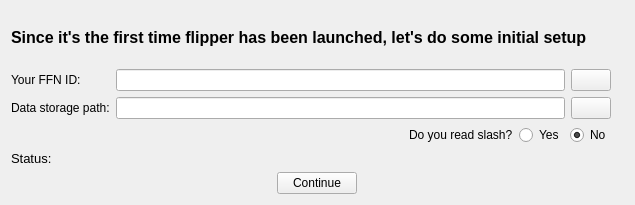
First picture: the form in UI/initialsetupdialog.ui, repository Zeks/flipper, before the edit.
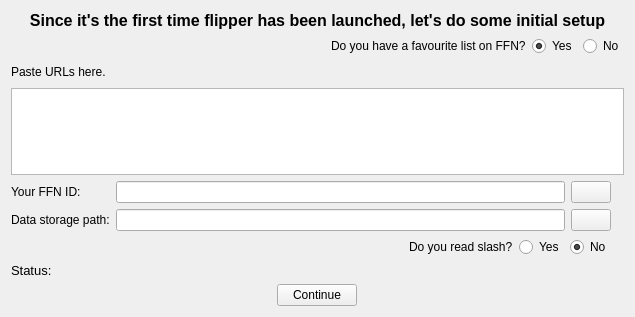
Second picture: the form after the edit. Icons and pictures are not drawn.

What changed in the file:
```diff
--- a/UI/initialsetupdialog.ui
+++ b/UI/initialsetupdialog.ui
@@ -7,17 +7,23 @@
     <x>0</x>
     <y>0</y>
     <width>635</width>
-    <height>205</height>
+    <height>317</height>
    </rect>
   </property>
+  <property name="sizePolicy">
+   <sizepolicy hsizetype="Preferred" vsizetype="Maximum">
+    <horstretch>0</horstretch>
+    <verstretch>0</verstretch>
+   </sizepolicy>
+  </property>
   <property name="windowTitle">
    <string>Form</string>
   </property>
-  <layout class="QGridLayout" name="gridLayout_2">
+  <layout class="QGridLayout" name="gridLayout_3">
    <item row="0" column="0" colspan="3">
     <widget class="QLabel" name="lblInfo">
      <property name="sizePolicy">
-      <sizepolicy hsizetype="Preferred" vsizetype="MinimumExpanding">
+      <sizepolicy hsizetype="Preferred" vsizetype="Maximum">
        <horstretch>0</horstretch>
        <verstretch>0</verstretch>
       </sizepolicy>
@@ -32,107 +38,141 @@
      <property name="text">
       <string>Since it's the first time flipper has been launched, let's do some initial setup</string>
      </property>
-    </widget>
-   </item>
-   <item row="3" column="0" colspan="3">
-    <widget class="QLabel" name="lblStatus">
-     <property name="sizePolicy">
-      <sizepolicy hsizetype="Preferred" vsizetype="Maximum">
-       <horstretch>0</horstretch>
-       <verstretch>0</verstretch>
-      </sizepolicy>
+     <property name="alignment">
+      <set>Qt::AlignCenter</set>
      </property>
-     <property name="font">
-      <font>
-       <pointsize>10</pointsize>
-      </font>
-     </property>
-     <property name="text">
-      <string>Status: </string>
-     </property>
     </widget>
    </item>
-   <item row="4" column="0">
-    <spacer name="horizontalSpacer">
-     <property name="orientation">
-      <enum>Qt::Horizontal</enum>
-     </property>
-     <property name="sizeHint" stdset="0">
-      <size>
-       <width>262</width>
-       <height>20</height>
-      </size>
-     </property>
-    </spacer>
-   </item>
-   <item row="4" column="1">
-    <widget class="QPushButton" name="pbPerformInit">
-     <property name="sizePolicy">
-      <sizepolicy hsizetype="Minimum" vsizetype="Maximum">
-       <horstretch>0</horstretch>
-       <verstretch>0</verstretch>
-      </sizepolicy>
-     </property>
-     <property name="text">
-      <string>Continue</string>
-     </property>
-    </widget>
-   </item>
-   <item row="4" column="2">
-    <spacer name="horizontalSpacer_2">
-     <property name="orientation">
-      <enum>Qt::Horizontal</enum>
-     </property>
-     <property name="sizeHint" stdset="0">
-      <size>
-       <width>262</width>
-       <height>20</height>
-      </size>
-     </property>
-    </spacer>
-   </item>
    <item row="1" column="0" colspan="3">
+    <layout class="QHBoxLayout" name="horizontalLayout_2">
+     <item>
+      <spacer name="horizontalSpacer_4">
+       <property name="orientation">
+        <enum>Qt::Horizontal</enum>
+       </property>
+       <property name="sizeHint" stdset="0">
+        <size>
+         <width>40</width>
+         <height>20</height>
+        </size>
+       </property>
+      </spacer>
+     </item>
+     <item>
+      <widget class="QLabel" name="label_4">
+       <property name="sizePolicy">
+        <sizepolicy hsizetype="Maximum" vsizetype="Preferred">
+         <horstretch>0</horstretch>
+         <verstretch>0</verstretch>
+        </sizepolicy>
+       </property>
+       <property name="text">
+        <string>Do you have a favourite list on FFN?</string>
+       </property>
+      </widget>
+     </item>
+     <item>
+      <widget class="QRadioButton" name="rbHaveFFNList">
+       <property name="sizePolicy">
+        <sizepolicy hsizetype="Maximum" vsizetype="Fixed">
+         <horstretch>0</horstretch>
+         <verstretch>0</verstretch>
+        </sizepolicy>
+       </property>
+       <property name="text">
+        <string>Yes</string>
+       </property>
+       <property name="checked">
+        <bool>true</bool>
+       </property>
+       <attribute name="buttonGroup">
+        <string notr="true">buttonGroup_2</string>
+       </attribute>
+      </widget>
+     </item>
+     <item>
+      <widget class="QRadioButton" name="rbNoFFNList">
+       <property name="sizePolicy">
+        <sizepolicy hsizetype="Maximum" vsizetype="Fixed">
+         <horstretch>0</horstretch>
+         <verstretch>0</verstretch>
+        </sizepolicy>
+       </property>
+       <property name="text">
+        <string>No</string>
+       </property>
+       <attribute name="buttonGroup">
+        <string notr="true">buttonGroup_2</string>
+       </attribute>
+      </widget>
+     </item>
+    </layout>
+   </item>
+   <item row="2" column="0" colspan="3">
+    <widget class="QWidget" name="wdgNoFaves" native="true">
+     <layout class="QGridLayout" name="gridLayout_2">
+      <property name="leftMargin">
+       <number>0</number>
+      </property>
+      <property name="topMargin">
+       <number>0</number>
+      </property>
+      <property name="rightMargin">
+       <number>0</number>
+      </property>
+      <property name="bottomMargin">
+       <number>0</number>
+      </property>
+      <item row="0" column="0">
+       <widget class="QLabel" name="label_6">
+        <property name="text">
+         <string>Paste URLs here.</string>
+        </property>
+       </widget>
+      </item>
+      <item row="0" column="1">
+       <spacer name="horizontalSpacer_5">
+        <property name="orientation">
+         <enum>Qt::Horizontal</enum>
+        </property>
+        <property name="sizeHint" stdset="0">
+         <size>
+          <width>654</width>
+          <height>20</height>
+         </size>
+        </property>
+       </spacer>
+      </item>
+      <item row="0" column="2">
+       <widget class="QLabel" name="lblSlashInfo_2">
+        <property name="maximumSize">
+         <size>
+          <width>24</width>
+          <height>24</height>
+         </size>
+        </property>
+        <property name="toolTip">
+         <string>&lt;html&gt;&lt;head/&gt;&lt;body&gt;&lt;p&gt;&lt;span style=&quot; font-size:10pt;&quot;&gt;If you don't have a favourite list on FFN paste a bunch of urls for the fics you've liked here.&lt;/span&gt;&lt;/p&gt;&lt;/body&gt;&lt;/html&gt;</string>
+        </property>
+        <property name="text">
+         <string/>
+        </property>
+        <property name="pixmap">
+         <pixmap resource="../icons.qrc">:/icons/icons/question1.png</pixmap>
+        </property>
+        <property name="scaledContents">
+         <bool>true</bool>
+        </property>
+       </widget>
+      </item>
+      <item row="1" column="0" colspan="3">
+       <widget class="QTextEdit" name="edtUrls"/>
+      </item>
+     </layout>
+    </widget>
+   </item>
+   <item row="3" column="0" colspan="3">
     <layout class="QGridLayout" name="gridLayout">
-     <item row="0" column="0">
-      <widget class="QLabel" name="label_2">
-       <property name="sizePolicy">
-        <sizepolicy hsizetype="Maximum" vsizetype="Maximum">
-         <horstretch>0</horstretch>
-         <verstretch>0</verstretch>
-        </sizepolicy>
-       </property>
-       <property name="text">
-        <string>Your FFN ID:</string>
-       </property>
-      </widget>
-     </item>
-     <item row="1" column="2">
-      <widget class="QPushButton" name="pbSelectDatabaseFile">
-       <property name="sizePolicy">
-        <sizepolicy hsizetype="Maximum" vsizetype="Maximum">
-         <horstretch>0</horstretch>
-         <verstretch>0</verstretch>
-        </sizepolicy>
-       </property>
-       <property name="text">
-        <string/>
-       </property>
-       <property name="icon">
-        <iconset resource="../icons.qrc">
-         <normaloff>:/icons/icons/search.png</normaloff>:/icons/icons/search.png</iconset>
-       </property>
-      </widget>
-     </item>
-     <item row="0" column="1">
-      <widget class="QLineEdit" name="leUserFFNId">
-       <property name="sizePolicy">
-        <sizepolicy hsizetype="MinimumExpanding" vsizetype="Maximum">
-         <horstretch>0</horstretch>
-         <verstretch>0</verstretch>
-        </sizepolicy>
-       </property>
-      </widget>
-     </item>
      <item row="0" column="2">
       <widget class="QPushButton" name="pbVerifyUserFFNId">
        <property name="sizePolicy">
@@ -150,6 +190,38 @@
        </property>
       </widget>
      </item>
+     <item row="1" column="3">
+      <widget class="QLabel" name="lblFileInfo">
+       <property name="maximumSize">
+        <size>
+         <width>24</width>
+         <height>24</height>
+        </size>
+       </property>
+       <property name="toolTip">
+        <string>&lt;html&gt;&lt;head/&gt;&lt;body&gt;&lt;p&gt;Flipper stores all of your data locally:&lt;/p&gt;&lt;p&gt;Fics you've liked/disliked and other tags.&lt;/p&gt;&lt;p&gt;Contents of your recommendations list(s).&lt;/p&gt;&lt;p&gt;Your FFN ID.&lt;/p&gt;&lt;p&gt;Etc...&lt;/p&gt;&lt;p&gt;To avoid accidentally deleting this information on reinstalls, it's better to choose a folder outside the one that contains flipper executable.&lt;/p&gt;&lt;/body&gt;&lt;/html&gt;</string>
+       </property>
+       <property name="text">
+        <string/>
+       </property>
+       <property name="pixmap">
+        <pixmap resource="../icons.qrc">:/icons/icons/question1.png</pixmap>
+       </property>
+       <property name="scaledContents">
+        <bool>true</bool>
+       </property>
+      </widget>
+     </item>
+     <item row="1" column="1">
+      <widget class="QLineEdit" name="leDBFileLocation">
+       <property name="sizePolicy">
+        <sizepolicy hsizetype="MinimumExpanding" vsizetype="Maximum">
+         <horstretch>0</horstretch>
+         <verstretch>0</verstretch>
+        </sizepolicy>
+       </property>
+      </widget>
+     </item>
      <item row="1" column="0">
       <widget class="QLabel" name="label_3">
        <property name="sizePolicy">
@@ -163,8 +235,38 @@
        </property>
       </widget>
      </item>
-     <item row="1" column="1">
-      <widget class="QLineEdit" name="leDBFileLocation">
+     <item row="1" column="2">
+      <widget class="QPushButton" name="pbSelectDatabaseFile">
+       <property name="sizePolicy">
+        <sizepolicy hsizetype="Maximum" vsizetype="Maximum">
+         <horstretch>0</horstretch>
+         <verstretch>0</verstretch>
+        </sizepolicy>
+       </property>
+       <property name="text">
+        <string/>
+       </property>
+       <property name="icon">
+        <iconset resource="../icons.qrc">
+         <normaloff>:/icons/icons/search.png</normaloff>:/icons/icons/search.png</iconset>
+       </property>
+      </widget>
+     </item>
+     <item row="0" column="0">
+      <widget class="QLabel" name="lblFFNIdInfo">
+       <property name="sizePolicy">
+        <sizepolicy hsizetype="Maximum" vsizetype="Maximum">
+         <horstretch>0</horstretch>
+         <verstretch>0</verstretch>
+        </sizepolicy>
+       </property>
+       <property name="text">
+        <string>Your FFN ID:</string>
+       </property>
+      </widget>
+     </item>
+     <item row="0" column="1">
+      <widget class="QLineEdit" name="leUserFFNId">
        <property name="sizePolicy">
         <sizepolicy hsizetype="MinimumExpanding" vsizetype="Maximum">
          <horstretch>0</horstretch>
@@ -195,31 +297,9 @@
        </property>
       </widget>
      </item>
-     <item row="1" column="3">
-      <widget class="QLabel" name="lblFileInfo">
-       <property name="maximumSize">
-        <size>
-         <width>24</width>
-         <height>24</height>
-        </size>
-       </property>
-       <property name="toolTip">
-        <string>&lt;html&gt;&lt;head/&gt;&lt;body&gt;&lt;p&gt;Flipper stores all of your data locally:&lt;/p&gt;&lt;p&gt;Fics you've liked/disliked and other tags.&lt;/p&gt;&lt;p&gt;Contents of your recommendations list(s).&lt;/p&gt;&lt;p&gt;Your FFN ID.&lt;/p&gt;&lt;p&gt;Etc...&lt;/p&gt;&lt;p&gt;To avoid accidentally deleting this information on reinstalls, it's better to choose a folder outside the one that contains flipper executable.&lt;/p&gt;&lt;/body&gt;&lt;/html&gt;</string>
-       </property>
-       <property name="text">
-        <string/>
-       </property>
-       <property name="pixmap">
-        <pixmap resource="../icons.qrc">:/icons/icons/question1.png</pixmap>
-       </property>
-       <property name="scaledContents">
-        <bool>true</bool>
-       </property>
-      </widget>
-     </item>
     </layout>
    </item>
-   <item row="2" column="0" colspan="3">
+   <item row="4" column="2">
     <layout class="QHBoxLayout" name="horizontalLayout">
      <item>
       <spacer name="horizontalSpacer_3">
@@ -306,6 +386,63 @@
      </item>
     </layout>
    </item>
+   <item row="5" column="0" colspan="3">
+    <widget class="QLabel" name="lblStatus">
+     <property name="sizePolicy">
+      <sizepolicy hsizetype="Preferred" vsizetype="Maximum">
+       <horstretch>0</horstretch>
+       <verstretch>0</verstretch>
+      </sizepolicy>
+     </property>
+     <property name="font">
+      <font>
+       <pointsize>10</pointsize>
+      </font>
+     </property>
+     <property name="text">
+      <string>Status: </string>
+     </property>
+    </widget>
+   </item>
+   <item row="6" column="0">
+    <spacer name="horizontalSpacer">
+     <property name="orientation">
+      <enum>Qt::Horizontal</enum>
+     </property>
+     <property name="sizeHint" stdset="0">
+      <size>
+       <width>262</width>
+       <height>20</height>
+      </size>
+     </property>
+    </spacer>
+   </item>
+   <item row="6" column="1">
+    <widget class="QPushButton" name="pbPerformInit">
+     <property name="sizePolicy">
+      <sizepolicy hsizetype="Minimum" vsizetype="Maximum">
+       <horstretch>0</horstretch>
+       <verstretch>0</verstretch>
+      </sizepolicy>
+     </property>
+     <property name="text">
+      <string>Continue</string>
+     </property>
+    </widget>
+   </item>
+   <item row="6" column="2">
+    <spacer name="horizontalSpacer_2">
+     <property name="orientation">
+      <enum>Qt::Horizontal</enum>
+     </property>
+     <property name="sizeHint" stdset="0">
+      <size>
+       <width>262</width>
+       <height>20</height>
+      </size>
+     </property>
+    </spacer>
+   </item>
   </layout>
  </widget>
  <resources>
```
Left out of the diff: 1 changed line with no effect on the pictures.
